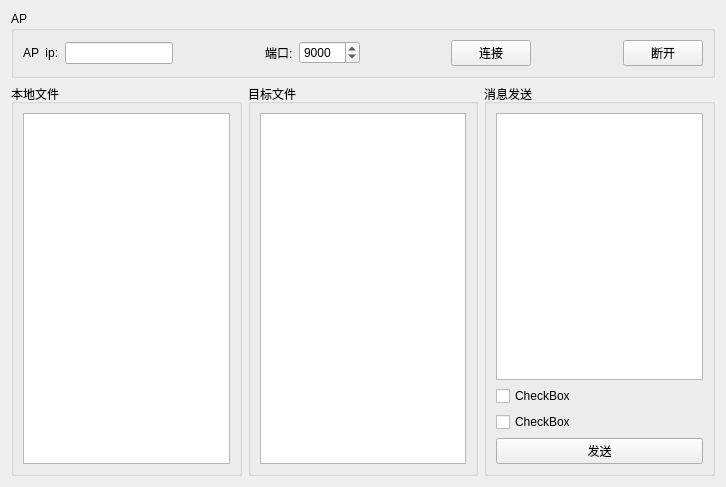
First picture: the form in AP/ui/qt_connectclient.ui, repository yang11316/Multi_Auth_Desktop, before the edit.
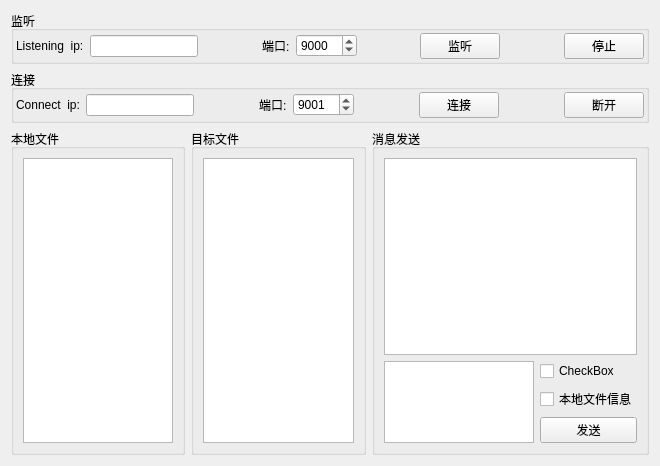
Second picture: the form after the edit.

```diff
--- a/AP/ui/qt_connectclient.ui
+++ b/AP/ui/qt_connectclient.ui
@@ -6,20 +6,88 @@
    <rect>
     <x>0</x>
     <y>0</y>
-    <width>726</width>
-    <height>487</height>
+    <width>660</width>
+    <height>466</height>
    </rect>
   </property>
   <property name="windowTitle">
    <string>Form</string>
   </property>
-  <layout class="QGridLayout" name="gridLayout_4">
-   <item row="0" column="0">
+  <layout class="QGridLayout" name="gridLayout_6">
+   <item row="2" column="1">
+    <widget class="QGroupBox" name="groupBox_2">
+     <property name="title">
+      <string>目标文件</string>
+     </property>
+     <layout class="QGridLayout" name="gridLayout_3">
+      <item row="0" column="0">
+       <widget class="QListWidget" name="target_lsitWidget"/>
+      </item>
+     </layout>
+    </widget>
+   </item>
+   <item row="2" column="2">
+    <widget class="QGroupBox" name="groupBox_4">
+     <property name="title">
+      <string>消息发送</string>
+     </property>
+     <layout class="QVBoxLayout" name="verticalLayout_2" stretch="5,2">
+      <item>
+       <widget class="QTextEdit" name="receive_edit"/>
+      </item>
+      <item>
+       <layout class="QHBoxLayout" name="horizontalLayout">
+        <item>
+         <widget class="QTextEdit" name="send_edit"/>
+        </item>
+        <item>
+         <layout class="QVBoxLayout" name="verticalLayout">
+          <item>
+           <widget class="QCheckBox" name="checkBox_2">
+            <property name="text">
+             <string>CheckBox</string>
+            </property>
+           </widget>
+          </item>
+          <item>
+           <widget class="QCheckBox" name="loacl_file_checkbox">
+            <property name="text">
+             <string>本地文件信息</string>
+            </property>
+           </widget>
+          </item>
+          <item>
+           <widget class="QPushButton" name="send_btn">
+            <property name="text">
+             <string>发送</string>
+            </property>
+           </widget>
+          </item>
+         </layout>
+        </item>
+       </layout>
+      </item>
+     </layout>
+    </widget>
+   </item>
+   <item row="0" column="0" colspan="3">
     <widget class="QGroupBox" name="groupBox_3">
      <property name="title">
-      <string>AP</string>
+      <string>监听</string>
      </property>
      <layout class="QGridLayout" name="gridLayout">
+      <property name="leftMargin">
+       <number>2</number>
+      </property>
+      <property name="topMargin">
+       <number>2</number>
+      </property>
+      <property name="rightMargin">
+       <number>2</number>
+      </property>
+      <property name="bottomMargin">
+       <number>2</number>
+      </property>
       <item row="0" column="3">
        <widget class="QLabel" name="label_2">
         <property name="text">
@@ -70,6 +138,110 @@
        </spacer>
       </item>
       <item row="0" column="6">
+       <widget class="QPushButton" name="listen_btn">
+        <property name="text">
+         <string>监听</string>
+        </property>
+       </widget>
+      </item>
+      <item row="0" column="0">
+       <widget class="QLabel" name="label">
+        <property name="text">
+         <string>Listening  ip:</string>
+        </property>
+       </widget>
+      </item>
+      <item row="0" column="8">
+       <widget class="QPushButton" name="stop_btn">
+        <property name="text">
+         <string>停止</string>
+        </property>
+       </widget>
+      </item>
+      <item row="0" column="7">
+       <spacer name="horizontalSpacer_3">
+        <property name="orientation">
+         <enum>Qt::Horizontal</enum>
+        </property>
+        <property name="sizeHint" stdset="0">
+         <size>
+          <width>40</width>
+          <height>20</height>
+         </size>
+        </property>
+       </spacer>
+      </item>
+     </layout>
+    </widget>
+   </item>
+   <item row="1" column="0" colspan="3">
+    <widget class="QGroupBox" name="groupBox_5">
+     <property name="title">
+      <string>连接</string>
+     </property>
+     <layout class="QGridLayout" name="gridLayout_4">
+      <property name="leftMargin">
+       <number>2</number>
+      </property>
+      <property name="topMargin">
+       <number>2</number>
+      </property>
+      <property name="rightMargin">
+       <number>2</number>
+      </property>
+      <property name="bottomMargin">
+       <number>2</number>
+      </property>
+      <item row="0" column="3">
+       <widget class="QLabel" name="label_3">
+        <property name="text">
+         <string>端口:</string>
+        </property>
+       </widget>
+      </item>
+      <item row="0" column="1">
+       <widget class="QLineEdit" name="connect_ip_edit"/>
+      </item>
+      <item row="0" column="5">
+       <spacer name="horizontalSpacer_4">
+        <property name="orientation">
+         <enum>Qt::Horizontal</enum>
+        </property>
+        <property name="sizeHint" stdset="0">
+         <size>
+          <width>40</width>
+          <height>20</height>
+         </size>
+        </property>
+       </spacer>
+      </item>
+      <item row="0" column="4">
+       <widget class="QSpinBox" name="connect_port_edit">
+        <property name="minimum">
+         <number>6000</number>
+        </property>
+        <property name="maximum">
+         <number>65535</number>
+        </property>
+        <property name="value">
+         <number>9001</number>
+        </property>
+       </widget>
+      </item>
+      <item row="0" column="2">
+       <spacer name="horizontalSpacer_5">
+        <property name="orientation">
+         <enum>Qt::Horizontal</enum>
+        </property>
+        <property name="sizeHint" stdset="0">
+         <size>
+          <width>40</width>
+          <height>20</height>
+         </size>
+        </property>
+       </spacer>
+      </item>
+      <item row="0" column="6">
        <widget class="QPushButton" name="connect_btn">
         <property name="text">
          <string>连接</string>
@@ -77,9 +249,9 @@
        </widget>
       </item>
       <item row="0" column="0">
-       <widget class="QLabel" name="label">
+       <widget class="QLabel" name="label_4">
         <property name="text">
-         <string>AP  ip:</string>
+         <string>Connect  ip:</string>
         </property>
        </widget>
       </item>
@@ -91,7 +263,7 @@
        </widget>
       </item>
       <item row="0" column="7">
-       <spacer name="horizontalSpacer_3">
+       <spacer name="horizontalSpacer_6">
         <property name="orientation">
          <enum>Qt::Horizontal</enum>
         </property>
@@ -106,66 +278,17 @@
      </layout>
     </widget>
    </item>
-   <item row="1" column="0">
-    <layout class="QHBoxLayout" name="horizontalLayout">
-     <item>
-      <widget class="QGroupBox" name="groupBox">
-       <property name="title">
-        <string>本地文件</string>
-       </property>
-       <layout class="QGridLayout" name="gridLayout_2">
-        <item row="0" column="0">
-         <widget class="QListWidget" name="local_listWidget"/>
-        </item>
-       </layout>
-      </widget>
-     </item>
-     <item>
-      <widget class="QGroupBox" name="groupBox_2">
-       <property name="title">
-        <string>目标文件</string>
-       </property>
-       <layout class="QGridLayout" name="gridLayout_3">
-        <item row="0" column="0">
-         <widget class="QListWidget" name="listWidget_2"/>
-        </item>
-       </layout>
-      </widget>
-     </item>
-     <item>
-      <widget class="QGroupBox" name="groupBox_4">
-       <property name="title">
-        <string>消息发送</string>
-       </property>
-       <layout class="QVBoxLayout" name="verticalLayout">
-        <item>
-         <widget class="QTextEdit" name="send_edit"/>
-        </item>
-        <item>
-         <widget class="QCheckBox" name="checkBox_2">
-          <property name="text">
-           <string>CheckBox</string>
-          </property>
-         </widget>
-        </item>
-        <item>
-         <widget class="QCheckBox" name="checkBox">
-          <property name="text">
-           <string>CheckBox</string>
-          </property>
-         </widget>
-        </item>
-        <item>
-         <widget class="QPushButton" name="send_btn">
-          <property name="text">
-           <string>发送</string>
-          </property>
-         </widget>
-        </item>
-       </layout>
-      </widget>
-     </item>
-    </layout>
+   <item row="2" column="0">
+    <widget class="QGroupBox" name="groupBox">
+     <property name="title">
+      <string>本地文件</string>
+     </property>
+     <layout class="QGridLayout" name="gridLayout_2">
+      <item row="0" column="0">
+       <widget class="QListWidget" name="local_listWidget"/>
+      </item>
+     </layout>
+    </widget>
    </item>
   </layout>
  </widget>
```
Left out of the diff: 4 changed lines with no effect on the pictures.
